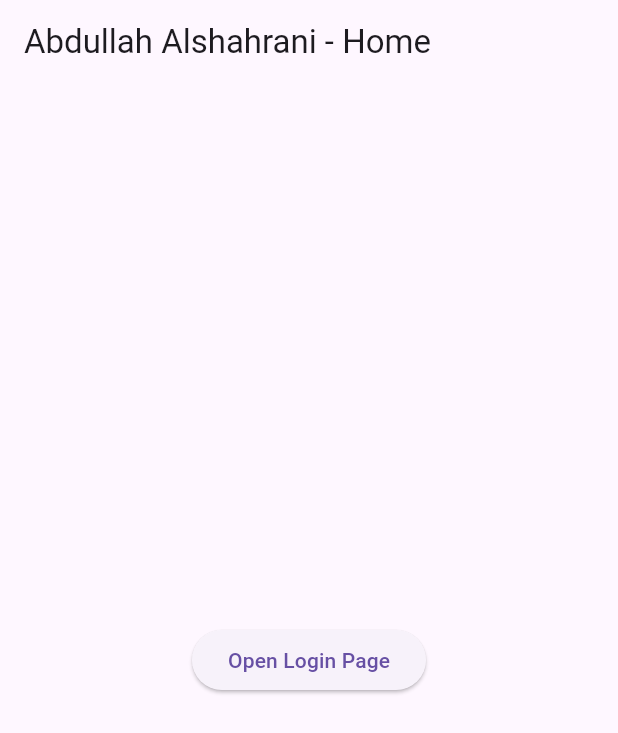
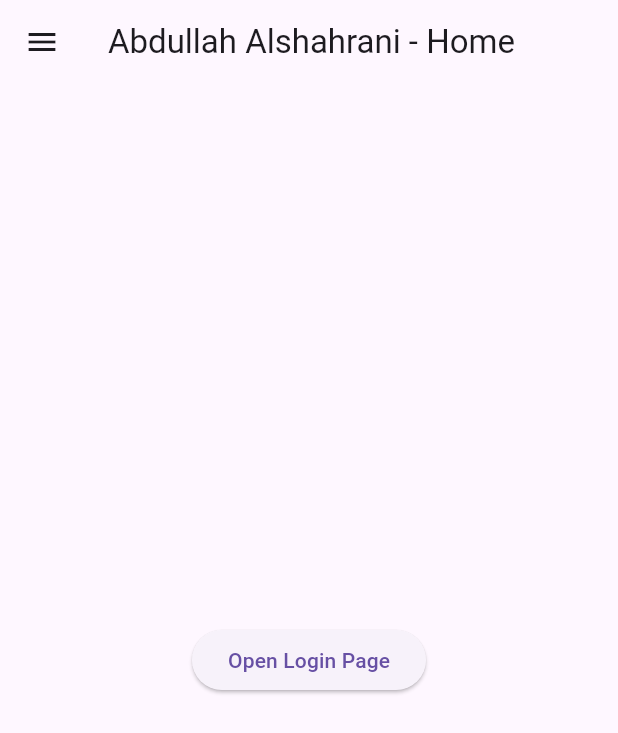
Before and after one commit to Abdullah11Kn/swe463_demo1_202173050, a Flutter app: the screen it shows after launch, on a phone screen of 412 x 824 dp. Shown: the top 733 px of the screen. Run offline on Flutter 3.47's test engine with Material 3 defaults, Android fonts, the phone set to English and light mode, and no system bars.

Commit message:
Fix Checkpoint 6 Drawer and formatting

```diff
--- a/lib/main.dart
+++ b/lib/main.dart
@@ -193,8 +193,26 @@ class HomePage extends StatelessWidget {
   @override
   Widget build(BuildContext context) {
     return Scaffold(
-      appBar: AppBar(
-        title: const Text('Abdullah Alshahrani - Home'),
+      appBar: AppBar(title: const Text('Abdullah Alshahrani - Home')),
+      drawer: Drawer(
+        child: SafeArea(
+          child: Column(
+            children: [
+              const DrawerHeader(
+                child: Center(
+                  child: Text('Demo Menu', style: TextStyle(fontSize: 24)),
+                ),
+              ),
+              ListTile(
+                leading: const Icon(Icons.home),
+                title: const Text('Home'),
+                onTap: () {
+                  Navigator.pop(context);
+                },
+              ),
+            ],
+          ),
+        ),
       ),
       body: Center(
         child: ElevatedButton(
@@ -202,9 +220,7 @@ class HomePage extends StatelessWidget {
           onPressed: () {
             Navigator.push(
               context,
-              MaterialPageRoute(
-                builder: (context) => const LoginPage(),
-              ),
+              MaterialPageRoute(builder: (context) => const LoginPage()),
             );
           },
         ),
@@ -219,9 +235,7 @@ class LoginPage extends StatelessWidget {
   @override
   Widget build(BuildContext context) {
     return Scaffold(
-      appBar: AppBar(
-        title: const Text('Login Page'),
-      ),
+      appBar: AppBar(title: const Text('Login Page')),
       body: Center(
         child: ElevatedButton(
           child: const Text('Back to Home'),
```
